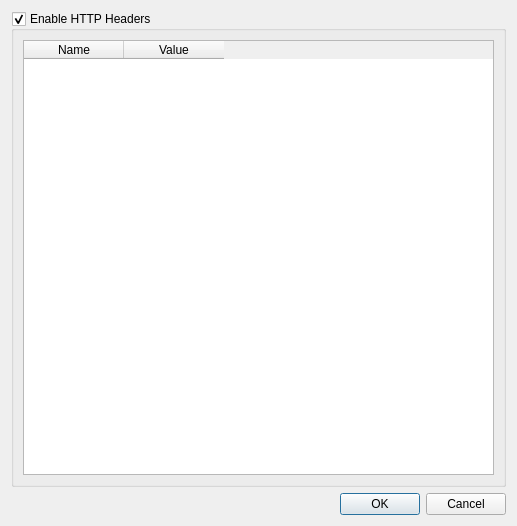
Above: src/nekobox/ui/group/dialog_edit_subscription_headers.ui from qr243vbi/nekobox before the change. Below: the same form after it.
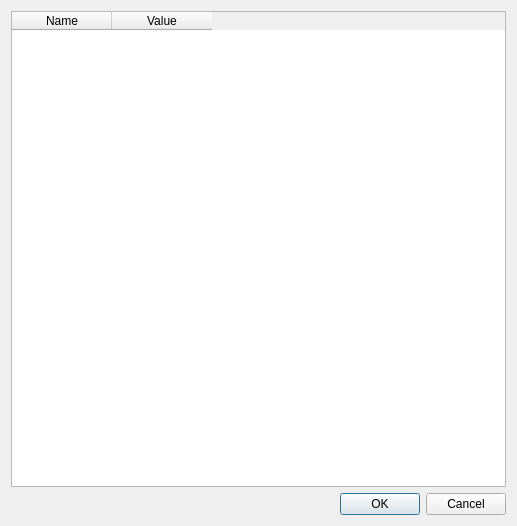
That is the form after the change.

Commit message: Add extra settings for subscription update, update sing-box to 1.13.13

Diff of the .ui file:
```diff
--- a/src/nekobox/ui/group/dialog_edit_subscription_headers.ui
+++ b/src/nekobox/ui/group/dialog_edit_subscription_headers.ui
@@ -15,14 +15,20 @@
   </property>
   <layout class="QVBoxLayout" name="verticalLayout">
    <item>
-    <widget class="QGroupBox" name="custom_headers">
-     <property name="title">
-      <string>Enable HTTP Headers</string>
-     </property>
-     <property name="checkable">
-      <bool>true</bool>
-     </property>
+    <widget class="QFrame" name="custom_headers">
      <layout class="QVBoxLayout" name="verticalLayout_2">
+      <property name="leftMargin">
+       <number>0</number>
+      </property>
+      <property name="topMargin">
+       <number>0</number>
+      </property>
+      <property name="rightMargin">
+       <number>0</number>
+      </property>
+      <property name="bottomMargin">
+       <number>0</number>
+      </property>
       <item>
        <widget class="QTableWidget" name="custom_headers_table">
         <column>
```
The commit also changes 26 other files.
